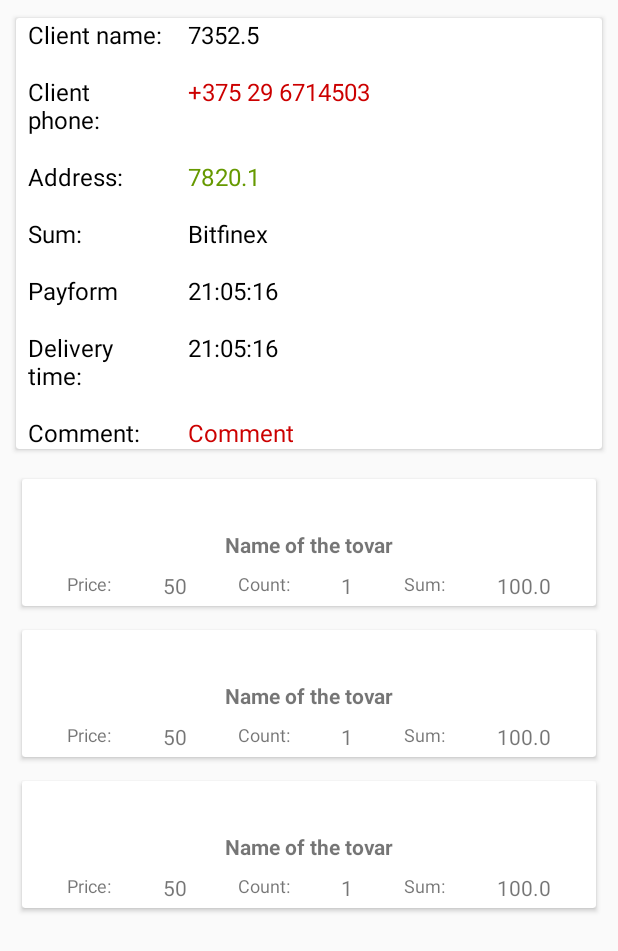
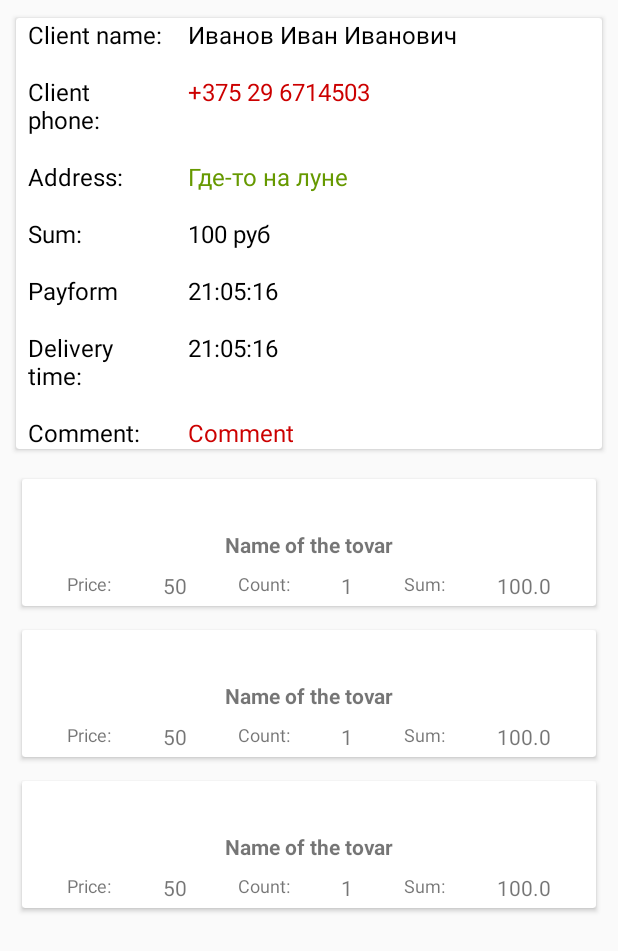
Before and after one commit to karneichik/Hello_1c, an Android app: the layout activity_order_detail.xml on its own in the app's theme, with its tools: preview values and no code run, on a phone screen of 412 x 824 dp. Shown: the top 951 px of the screen. Run offline under Robolectric (Android 15) with nearby library versions, the phone set to English and light mode, and no system bars.

Commit message:
Release candidate 3

```diff
--- a/app/src/main/java/by/karneichik/DeliveryService/adapters/OrdersFragment.kt
+++ b/app/src/main/java/by/karneichik/DeliveryService/adapters/OrdersFragment.kt
@@ -45,13 +45,13 @@ class OrdersFragment() : Fragment() {
 
         recycleView.adapter = adapter
 
-        viewModel.orderList.observe(viewLifecycleOwner, Observer { adapter.orderInfoList = it })
+        viewModel.orderList.observe(viewLifecycleOwner, { adapter.orderInfoList = it })
 
         val swipeRefreshLayout = root.findViewById<SwipeRefreshLayout>(R.id.srlMainView)
 
         swipeRefreshLayout.setOnRefreshListener {
+            swipeRefreshLayout.isRefreshing = true
             viewModel.refreshData(swipeRefreshLayout)
-            swipeRefreshLayout.isRefreshing = true
         }
 
         return root
--- a/app/src/main/res/layout/activity_order_detail.xml
+++ b/app/src/main/res/layout/activity_order_detail.xml
@@ -34,7 +34,8 @@
 
             <TableRow
                 android:layout_width="match_parent"
-                android:layout_height="match_parent">
+                android:layout_height="match_parent"
+                android:id="@+id/row_client_FIO">
 
                 <TextView
                     android:id="@+id/tvClient_FIO_Label"
@@ -55,13 +56,14 @@
                     android:layout_weight="72"
                     android:textColor="#000"
                     android:textSize="16sp"
-                    tools:text="7352.5" />
+                    tools:text="Иванов Иван Иванович" />
 
             </TableRow>
 
             <TableRow
                 android:layout_width="match_parent"
-                android:layout_height="match_parent">
+                android:layout_height="match_parent"
+                android:id="@+id/row_client_phone">
 
                 <TextView
                     android:id="@+id/tvClient_phone_Label"
@@ -89,7 +91,8 @@
 
             <TableRow
                 android:layout_width="match_parent"
-                android:layout_height="match_parent">
+                android:layout_height="match_parent"
+                android:id="@+id/row_address">
 
                 <TextView
                     android:id="@+id/tvAddress_label"
@@ -113,13 +116,14 @@
                     android:singleLine="false"
                     android:textColor="@android:color/holo_green_dark"
                     android:textSize="16sp"
-                    tools:text="7820.1" />
+                    tools:text="Где-то на луне" />
 
             </TableRow>
 
             <TableRow
                 android:layout_width="match_parent"
-                android:layout_height="match_parent">
+                android:layout_height="match_parent"
+                android:id="@+id/row_totalSum">
 
                 <TextView
                     android:id="@+id/tvTotalSum_label"
@@ -142,12 +146,13 @@
                     android:layout_weight="72"
                     android:textColor="#000"
                     android:textSize="16sp"
-                    tools:text="Bitfinex" />
+                    tools:text="100 руб" />
             </TableRow>
 
             <TableRow
                 android:layout_width="match_parent"
-                android:layout_height="match_parent">
+                android:layout_height="match_parent"
+                android:id="@+id/row_payForm">
 
                 <TextView
                     android:id="@+id/tvPayForm_label"
@@ -176,7 +181,8 @@
 
             <TableRow
                 android:layout_width="match_parent"
-                android:layout_height="match_parent">
+                android:layout_height="match_parent"
+                android:id="@+id/row_time">
 
                 <TextView
                     android:id="@+id/tvTime_label"
@@ -205,7 +211,8 @@
 
             <TableRow
                 android:layout_width="match_parent"
-                android:layout_height="match_parent">
+                android:layout_height="match_parent"
+                android:id="@+id/row_client_comment">
 
                 <TextView
                     android:id="@+id/tvClient_comment_label"
--- a/build.gradle
+++ b/build.gradle
@@ -1,14 +1,14 @@
 // Top-level build file where you can add configuration options common to all sub-projects/modules.
 
 buildscript {
-    ext.kotlin_version = '1.3.61'
+    ext.kotlin_version = '1.4.0'
     repositories {
         google()
         jcenter()
 
     }
     dependencies {
-        classpath 'com.android.tools.build:gradle:3.6.3'
+        classpath 'com.android.tools.build:gradle:4.0.1'
         classpath "org.jetbrains.kotlin:kotlin-gradle-plugin:$kotlin_version"
         classpath 'com.google.gms:google-services:4.3.3'
         // NOTE: Do not place your application dependencies here; they belong
```
Also changed, not shown: app/build.gradle (+16 -16 lines), app/src/main/java/by/karneichik/DeliveryService/OrderDetailActivity.kt (+9 -26 lines), app/src/main/java/by/karneichik/DeliveryService/viewModels/OrderViewModel.kt (+21 -4 lines), gradle/wrapper/gradle-wrapper.properties.
